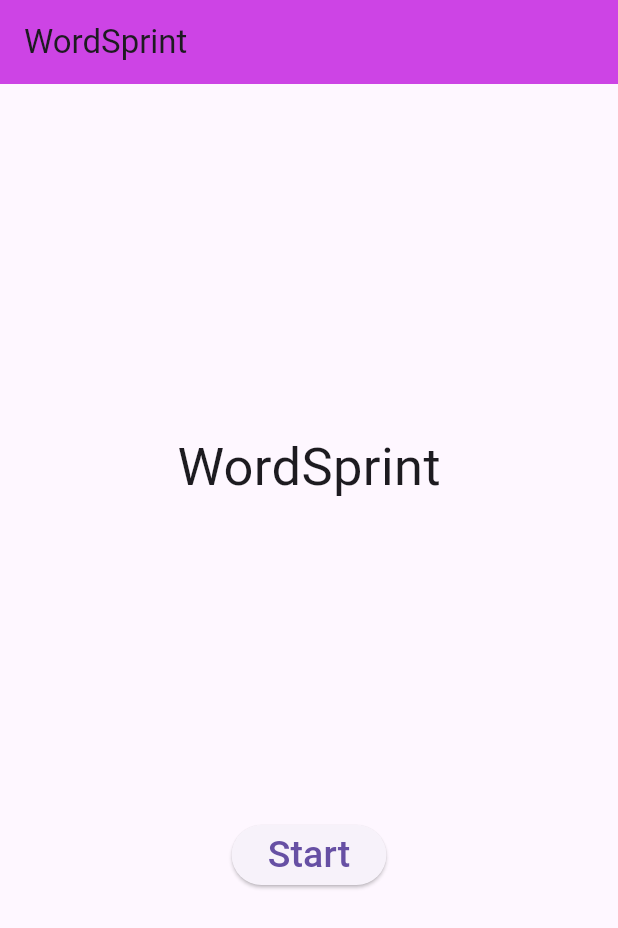
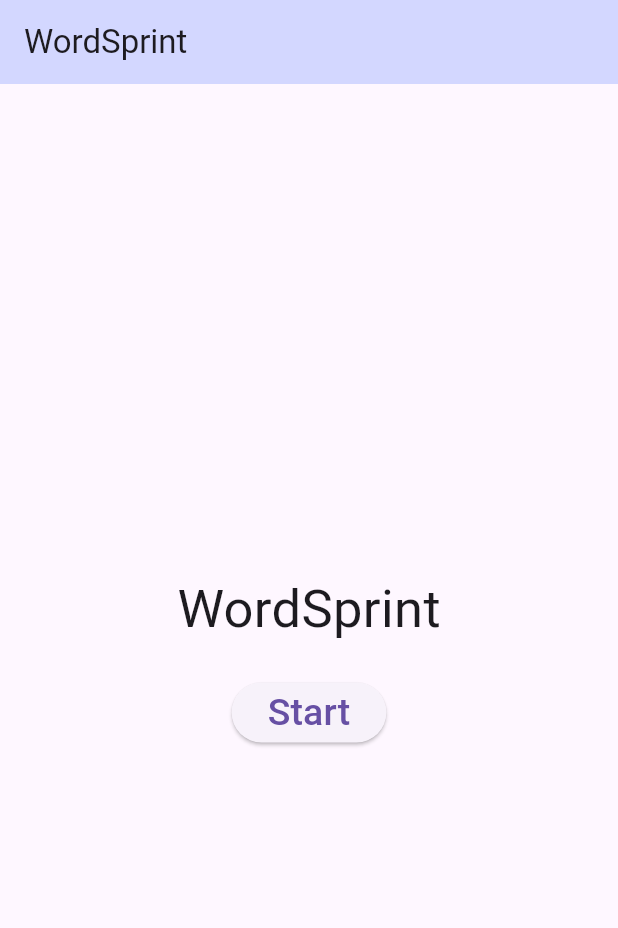
Before and after one commit to nbr9097/flutter_simple_projects, a Flutter app: the screen it shows after launch, on a phone screen of 412 x 824 dp. Shown: the top 928 px of the screen. Run offline on Flutter 3.47's test engine with Material 3 defaults, Android fonts, the phone set to English and light mode, and no system bars; our stand-ins replace google_fonts.

Commit message:
ui changed in word sprint app

```diff
--- a/word_sprint/lib/main.dart
+++ b/word_sprint/lib/main.dart
@@ -1,5 +1,5 @@
 import 'package:flutter/material.dart';
-import 'start_screen.dart';
+import 'views/start_screen.dart';
 
 void main() {
   runApp(const MyApp());
--- a/word_sprint/lib/game_screen.dart
+++ b/word_sprint/lib/views/game_screen.dart
@@ -1,6 +1,6 @@
 import 'dart:math';
 import 'package:flutter/material.dart';
-import 'word_list.dart';
+import '../data/word_list.dart';
 import 'dart:async';
 
 class GameScreen extends StatefulWidget {
--- a/word_sprint/lib/start_screen.dart
+++ b/word_sprint/lib/views/start_screen.dart
@@ -6,14 +6,15 @@ class StartScreen extends StatelessWidget {
   @override
   Widget build(context) {
     return Scaffold(
-      appBar: AppBar(title: Text("WordSprint"), backgroundColor: const Color.fromARGB(255, 205, 68, 229)),
+      appBar: AppBar(title: Text("WordSprint"), backgroundColor: const Color.fromARGB(255, 211, 215, 255)),
       body: Padding(
         padding: const EdgeInsets.all(20.0),
         child: Center(
           child: Column(
-            mainAxisAlignment: MainAxisAlignment.spaceEvenly,
+            mainAxisAlignment: MainAxisAlignment.center,
             children: [
               Text('WordSprint', style: TextStyle(fontSize: 35)),
+              SizedBox(height: 20,),
               ElevatedButton(
                 onPressed: () {
                   Navigator.push(
```
Also changed, not shown: word_sprint/lib/data/word_list.dart (renamed from word_sprint/lib/word_list.dart).
